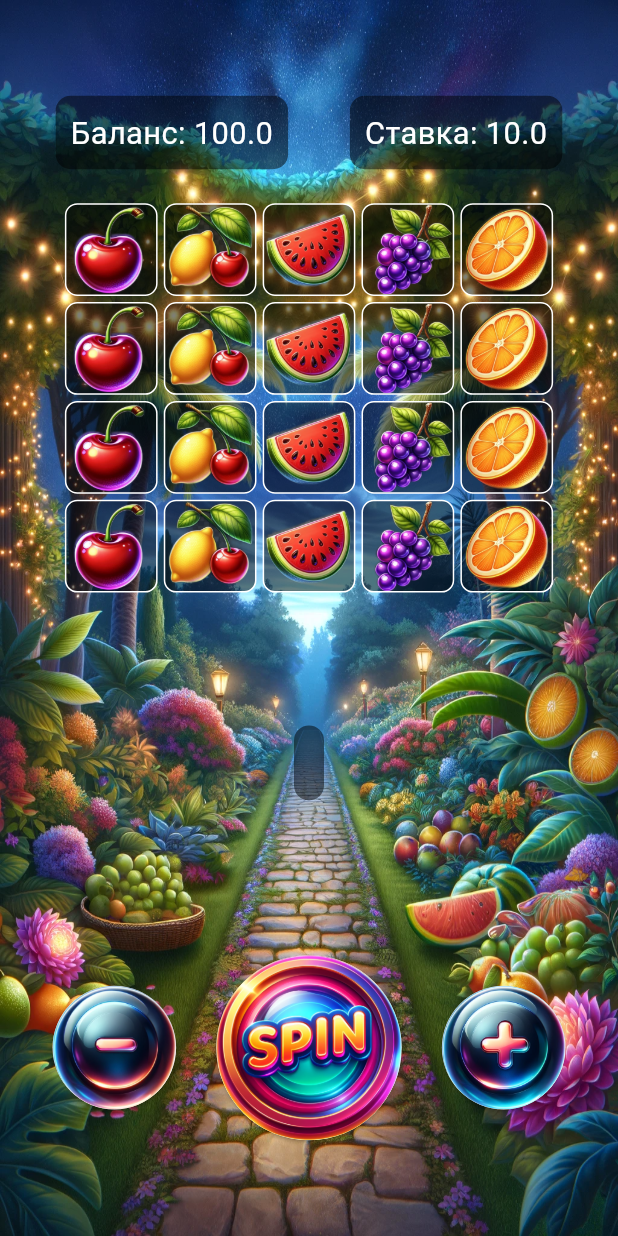
After one commit to SidorinSergei/Tamagothi, a Flutter app: the MinigamesPage screen opened directly, after a tap on "Fruit Gambling", on a phone screen of 412 x 824 dp. The commit adds this screen. Run offline on Flutter 3.47's test engine with Material 3 defaults, Android fonts, the phone set to English and light mode, and no system bars.

Commit message:
added minigame Fruit Gambling

```diff
--- a/lib/main.dart
+++ b/lib/main.dart
@@ -1,5 +1,6 @@
 import 'package:flutter/material.dart';
 import 'package:tamagothi/minigames/flappy_bird/flappy_bird_main.dart';
+import 'package:tamagothi/minigames/fruit_gambling/fruit_gambling_main.dart';
 import 'package:tamagothi/view/page/main_page.dart';
 import 'package:tamagothi/view/page/page_food.dart';
 import 'package:tamagothi/view/page/page_minigames.dart';
@@ -36,6 +37,7 @@ class MyApp extends StatelessWidget {
         ),
       ),
         '/flappy_bird': (context) => const FlappyBirdMain(),
+        '/fruit_gambling': (context) => FruitGamblingApp(),
       },
     );
   }
--- /dev/null
+++ b/lib/minigames/fruit_gambling/fruit_gambling_main.dart
@@ -0,0 +1,309 @@
+import 'dart:async';
+import 'dart:math';
+
+import 'package:flutter/material.dart';
+
+import 'symbol.dart';
+
+class FruitGamblingApp extends StatelessWidget {
+  @override
+  Widget build(BuildContext context) {
+    return MaterialApp(
+      debugShowCheckedModeBanner: false,
+      home: Scaffold(
+        body: Container(
+          decoration: const BoxDecoration(
+            image: DecorationImage(
+              image: AssetImage("assets/images/minigames/background/background_main.png"),
+              fit: BoxFit.fill,
+            ),
+          ),
+          child: Center(
+            child: FruitGambling(),
+          ),
+        ),
+      ),
+    );
+  }
+}
+
+class FruitGambling extends StatefulWidget {
+  @override
+  _FruitGamblingState createState() => _FruitGamblingState();
+}
+
+class _FruitGamblingState extends State<FruitGambling> {
+  static const int numRows = 4;
+  static const int numColumns = 5;
+
+  List<Symbol> availableSymbols = [
+    Symbol("assets/images/minigames/symbols/symbol1.png", 0.5),
+    Symbol("assets/images/minigames/symbols/symbol2.png", 0.7),
+    Symbol("assets/images/minigames/symbols/symbol3.png", 0.9),
+    Symbol("assets/images/minigames/symbols/symbol4.png", 1.3),
+    Symbol("assets/images/minigames/symbols/symbol5.png", 1.5),
+  ];
+
+  late List<List<Symbol>> symbols;
+
+  bool isSpinning = false;
+  List<Timer?> _timers = [];
+
+  String resultText = '';
+  double betAmount = 10.0;
+  double balance = 100.0;
+
+  _FruitGamblingState() {
+    symbols = List.generate(numRows, (_) => List.generate(numColumns, (index) => availableSymbols[index % availableSymbols.length]));
+  }
+
+  void spin() {
+    if (!isSpinning && balance >= betAmount) {
+      setState(() {
+        isSpinning = true;
+        resultText = '';
+        balance -= betAmount;
+      });
+
+      _timers.forEach((timer) => timer?.cancel());
+      _timers.clear();
+
+      const int spinDuration = 200;
+      for (int column = 0; column < numColumns; column++) {
+        Future.delayed(Duration(milliseconds: spinDuration * column), () {
+          Timer? timer = Timer.periodic(Duration(milliseconds: 100), (timer) {
+            setState(() {
+              for (int row = 0; row < numRows; row++) {
+                symbols[row][column] = getRandomSymbol();
+              }
+            });
+          });
+          _timers.add(timer);
+
+          Future.delayed(Duration(seconds: 1), () {
+            timer.cancel();
+            if (column == numColumns - 1) {
+              setState(() {
+                isSpinning = false;
+                checkCombinations();
+              });
+            }
+          });
+        });
+      }
+    }
+  }
+
+  void increaseBet() {
+    if (!isSpinning && betAmount + 10 <= balance) {
+      setState(() {
+        betAmount += 10.0;
+      });
+    } else if (!isSpinning && betAmount + 10 > balance) {
+      setState(() {
+        betAmount = balance;
+      });
+    }
+  }
+
+  void decreaseBet() {
+    if (!isSpinning && betAmount > 10.0) {
+      setState(() {
+        betAmount -= betAmount % 10 == 0 ? 10.0 : betAmount % 10;
+      });
+    }
+  }
+
+  Symbol getRandomSymbol() {
+    Random random = Random();
+    return availableSymbols[random.nextInt(availableSymbols.length)];
+  }
+
+  void checkCombinations() {
+    double totalWin = 0.0;
+
+    for (int row = 0; row < numRows; row++) {
+      totalWin += checkRowCombination(symbols[row]);
+    }
+
+    if (totalWin > 0) {
+      setState(() {
+        balance += totalWin;
+        resultText = 'Вы выиграли $totalWin!';
+      });
+    } else {
+      setState(() {
+        resultText = 'Вы проиграли!';
+      });
+    }
+  }
+
+  double checkRowCombination(List<Symbol> row) {
+    double rowWin = 0.0;
+
+    for (int i = 0; i < numColumns - 2; i++) {
+      Symbol symbol = row[i];
+      if (symbol.weight != 0.0 && row[i + 1].imagePath == symbol.imagePath && row[i + 2].imagePath == symbol.imagePath) {
+        rowWin += symbol.weight * betAmount;
+      }
+    }
+
+    return rowWin;
+  }
+
+  @override
+  Widget build(BuildContext context) {
+    final screenWidth = MediaQuery.of(context).size.width;
+
+    return Container(
+      padding: EdgeInsets.all(screenWidth * 0.02),
+      child: Column(
+        mainAxisAlignment: MainAxisAlignment.center,
+        children: [
+          // Отображение баланса и ставки
+          Row(
+            mainAxisAlignment: MainAxisAlignment.center,
+            children: [
+              Container(
+                padding: const EdgeInsets.all(10),
+                decoration: BoxDecoration(
+                  color: Colors.black.withOpacity(0.5),
+                  borderRadius: BorderRadius.circular(10),
+                ),
+                child: Text(
+                  'Баланс: $balance',
+                  style: TextStyle(fontSize: screenWidth * 0.05, color: Colors.white),
+                ),
+              ),
+              SizedBox(width: screenWidth * 0.1),
+              Container(
+                padding: const EdgeInsets.all(10),
+                decoration: BoxDecoration(
+                  color: Colors.black.withOpacity(0.5),
+                  borderRadius: BorderRadius.circular(10),
+                ),
+                child: Text(
+                  'Ставка: $betAmount',
+                  style: TextStyle(fontSize: screenWidth * 0.05, color: Colors.white),
+                ),
+              ),
+            ],
+          ),
+          SizedBox(height: screenWidth * 0.05),
+          // Символы слот-машины
+          SizedBox(
+            height: screenWidth * 0.8,
+            child: Column(
+              children: List.generate(
+                numRows,
+                    (rowIndex) => Row(
+                  mainAxisAlignment: MainAxisAlignment.center,
+                  children: List.generate(
+                    numColumns,
+                        (columnIndex) => Container(
+                      width: screenWidth * 0.15,
+                      height: screenWidth * 0.15,
+                      margin: EdgeInsets.all(screenWidth * 0.005),
+                      decoration: BoxDecoration(
+                        color: Colors.black.withOpacity(0.5),
+                        border: Border.all(color: Colors.white),
+                        borderRadius: BorderRadius.circular(screenWidth * 0.02),
+                      ),
+                      child: Image.asset(
+                        symbols[rowIndex][columnIndex].imagePath,
+                        fit: BoxFit.cover,
+                      ),
+                    ),
+                  ),
+                ),
+              ),
+            ),
+          ),
+          SizedBox(height: screenWidth * 0.05),
+          // Рамочка для текста "Вы выиграли" или "Вы проиграли"
+          Container(
+            padding: const EdgeInsets.all(10),
+            decoration: BoxDecoration(
+              color: Colors.black.withOpacity(0.5),
+              borderRadius: BorderRadius.circular(10),
+            ),
+            child: Text(
+              resultText,
+              style: TextStyle(fontSize: screenWidth * 0.05, fontWeight: FontWeight.bold, color: Colors.white),
+            ),
+          ),
+          SizedBox(height: screenWidth * 0.25),
+          // Кнопки управления ставками и спином
+          Row(
+            mainAxisAlignment: MainAxisAlignment.spaceEvenly,
+            children: [
+              // Уменьшение ставки
+              ElevatedButton(
+                onPressed: isSpinning ? null : decreaseBet,
+                style: ElevatedButton.styleFrom(
+                  padding: EdgeInsets.zero,
+                  shape: const CircleBorder(),
+                ),
+                child: Container(
+                  width: screenWidth * 0.2,
+                  height: screenWidth * 0.2,
+                  decoration: const BoxDecoration(
+                    shape: BoxShape.circle,
+                    image: DecorationImage(
+                      image: AssetImage("assets/images/minigames/background/decrease.png"),
+                      fit: BoxFit.fill,
+                    ),
+                  ),
+                ),
+              ),
+              // Кнопка спина
+              ElevatedButton(
+                onPressed: isSpinning ? null : spin,
+                style: ElevatedButton.styleFrom(
+                  padding: EdgeInsets.zero,
+                  shape: CircleBorder(),
+                ),
+                child: Container(
+                  width: screenWidth * 0.3,
+                  height: screenWidth * 0.3,
+                  decoration: const BoxDecoration(
+                    shape: BoxShape.circle,
+                    image: DecorationImage(
+                      image: AssetImage("assets/images/minigames/background/background_spin.png"),
+                      fit: BoxFit.fill,
+                    ),
+                  ),
+                ),
+              ),
+              // Увеличение ставки
+              ElevatedButton(
+                onPressed: isSpinning ? null : increaseBet,
+                style: ElevatedButton.styleFrom(
+                  padding: EdgeInsets.zero,
+                  shape: const CircleBorder(),
+                ),
+                child: Container(
+                  width: screenWidth * 0.2,
+                  height: screenWidth * 0.2,
+                  decoration: const BoxDecoration(
+                    shape: BoxShape.circle,
+                    image: DecorationImage(
+                      image: AssetImage("assets/images/minigames/background/increase.png"),
+                      fit: BoxFit.fill,
+                    ),
+                  ),
+                ),
+              ),
+            ],
+          ),
+        ],
+      ),
+    );
+  }
+
+  @override
+  void dispose() {
+    _timers.forEach((timer) => timer?.cancel());
+    super.dispose();
+  }
+}
--- /dev/null
+++ b/lib/minigames/fruit_gambling/symbol.dart
@@ -0,0 +1,6 @@
+
+class Symbol {
+  String imagePath;
+  double weight;
+  Symbol(this.imagePath, this.weight);
+}
--- a/lib/view/page/page_minigames.dart
+++ b/lib/view/page/page_minigames.dart
@@ -9,9 +9,9 @@ class MinigamesPage extends StatefulWidget {
 }
 
 class _MinigamesPageState extends State<MinigamesPage> {
-  final List<String> items = ["Flappy Bird"];
-  final List<String> navigationRoutes = ["/flappy_bird"];
-  final List<String> images = ["assets/images/minigames/flappy_bird_tn.png"];
+  final List<String> items = ["Flappy Bird", "Fruit Gambling"];
+  final List<String> navigationRoutes = ["/flappy_bird", "/fruit_gambling"];
+  final List<String> images = ["assets/images/minigames/flappy_bird_tn.png", "assets/images/minigames/background/background_spin.png"];
 
   @override
   Widget build(BuildContext context) {
--- a/pubspec.yaml
+++ b/pubspec.yaml
@@ -75,6 +75,8 @@ flutter:
     - assets/images/food_4.png
     - assets/images/food_5.png
     - assets/images/minigames/
+    - assets/images/minigames/symbols/
+    - assets/images/minigames/background/
   # The following line ensures that the Material Icons font is
   # included with your application, so that you can use the icons in
   # the material Icons class.
```
Also changed, not shown: assets/images/minigames/background/background_main.png (added), assets/images/minigames/background/background_spin.png (added), assets/images/minigames/background/decrease.png (added), assets/images/minigames/background/increase.png (added), assets/images/minigames/symbols/symbol1.png (added), assets/images/minigames/symbols/symbol2.png (added), assets/images/minigames/symbols/symbol3.png (added), assets/images/minigames/symbols/symbol4.png (added), assets/images/minigames/symbols/symbol5.png (added).
